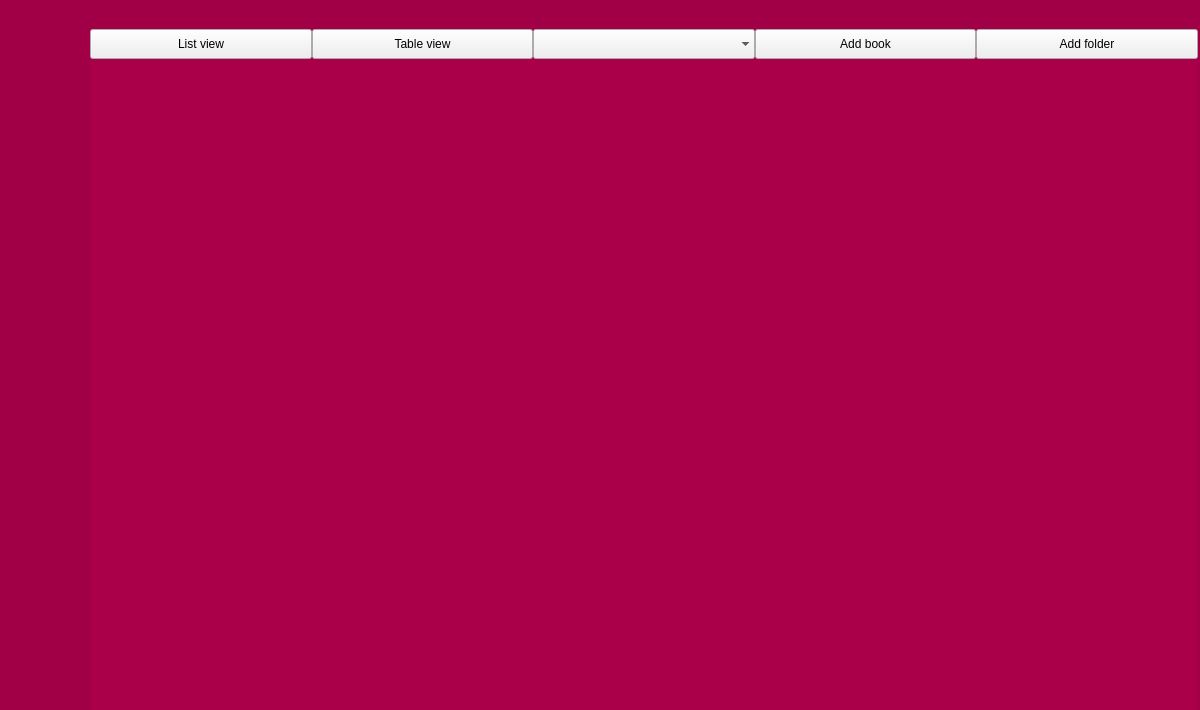
JerryShe/O-Reader, file parser-test/mainwindow.ui: the form before one commit.
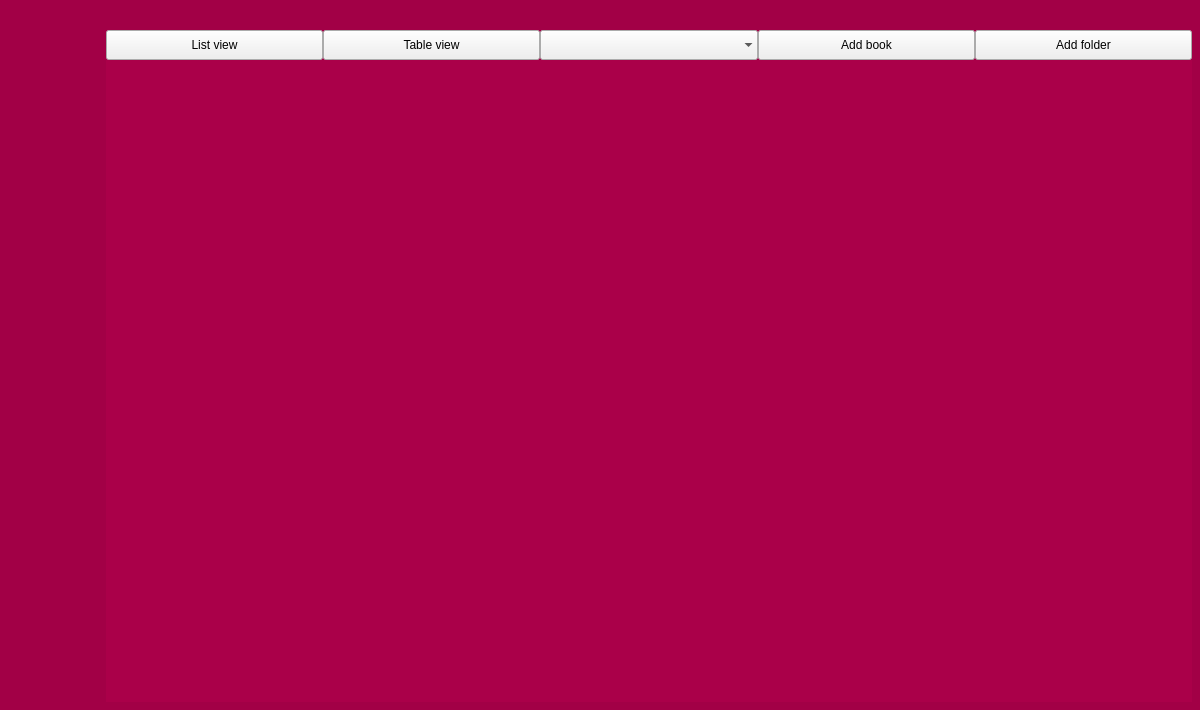
The form after the commit. Icons and pictures are not drawn. Custom widgets are drawn as their Qt base class.

The edit to the form file:
```diff
--- a/parser-test/mainwindow.ui
+++ b/parser-test/mainwindow.ui
@@ -107,22 +107,22 @@
      <enum>QLayout::SetNoConstraint</enum>
     </property>
     <property name="horizontalSpacing">
-     <number>0</number>
+     <number>8</number>
     </property>
     <property name="verticalSpacing">
      <number>2</number>
     </property>
     <property name="leftMargin">
-     <number>0</number>
+     <number>8</number>
     </property>
     <property name="topMargin">
-     <number>5</number>
+     <number>6</number>
     </property>
     <property name="rightMargin">
-     <number>2</number>
+     <number>8</number>
     </property>
     <property name="bottomMargin">
-     <number>0</number>
+     <number>8</number>
     </property>
     <item row="0" column="1">
      <layout class="QHBoxLayout" name="TopButtons">
@@ -133,7 +133,7 @@
        <enum>QLayout::SetNoConstraint</enum>
       </property>
       <property name="rightMargin">
-       <number>10</number>
+       <number>0</number>
       </property>
       <item>
        <spacer name="horizontalSpacer">
@@ -838,7 +838,7 @@
     <item row="2" column="0">
      <layout class="QVBoxLayout" name="LeftMenu">
       <property name="spacing">
-       <number>0</number>
+       <number>8</number>
       </property>
       <property name="sizeConstraint">
        <enum>QLayout::SetFixedSize</enum>
@@ -1018,7 +1018,7 @@
         <property name="sizeHint" stdset="0">
          <size>
           <width>20</width>
-          <height>12000</height>
+          <height>999999999</height>
          </size>
         </property>
        </spacer>
@@ -1062,7 +1062,7 @@
        <number>0</number>
       </property>
       <property name="sizeConstraint">
-       <enum>QLayout::SetMinimumSize</enum>
+       <enum>QLayout::SetMinAndMaxSize</enum>
       </property>
       <item>
        <layout class="QHBoxLayout" name="LibraryButtons">
@@ -1210,6 +1210,12 @@
       </item>
       <item>
        <widget class="QScrollArea" name="scrollArea">
+        <property name="sizePolicy">
+         <sizepolicy hsizetype="Expanding" vsizetype="Expanding">
+          <horstretch>0</horstretch>
+          <verstretch>0</verstretch>
+         </sizepolicy>
+        </property>
         <property name="styleSheet">
          <string notr="true">#scrollArea
 {
@@ -1234,7 +1240,7 @@
          <enum>QAbstractScrollArea::AdjustToContentsOnFirstShow</enum>
         </property>
         <property name="widgetResizable">
-         <bool>false</bool>
+         <bool>true</bool>
         </property>
         <property name="alignment">
          <set>Qt::AlignLeading|Qt::AlignLeft|Qt::AlignTop</set>
```
Left out of the diff: 20 changed lines with no effect on the pictures.
